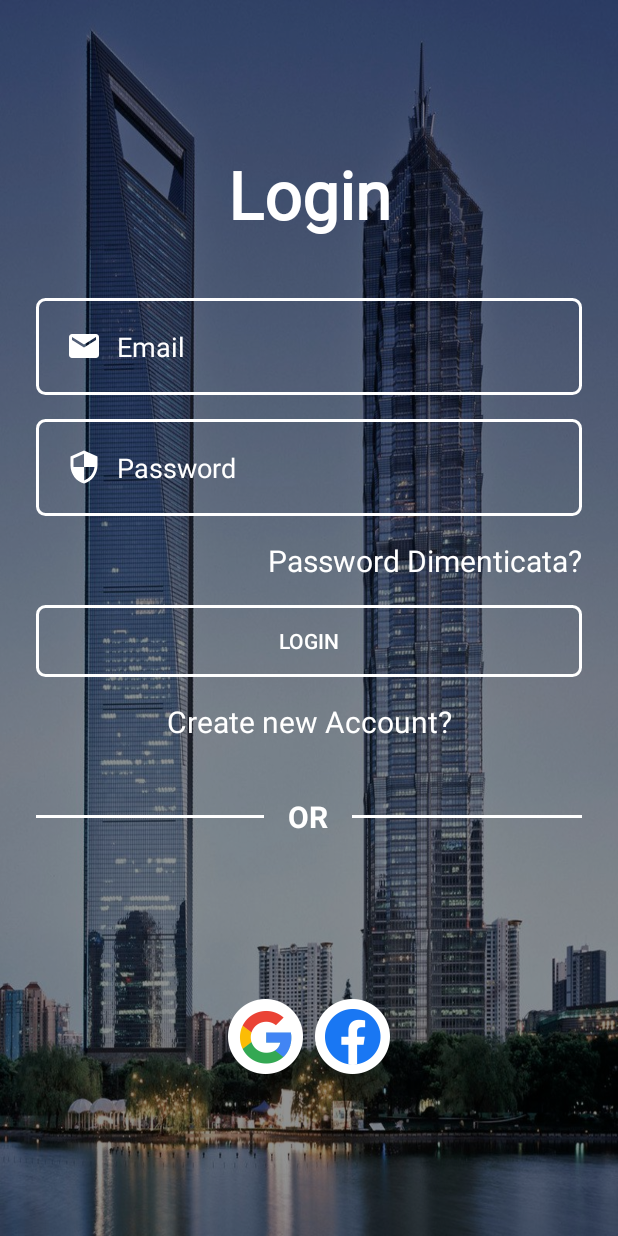
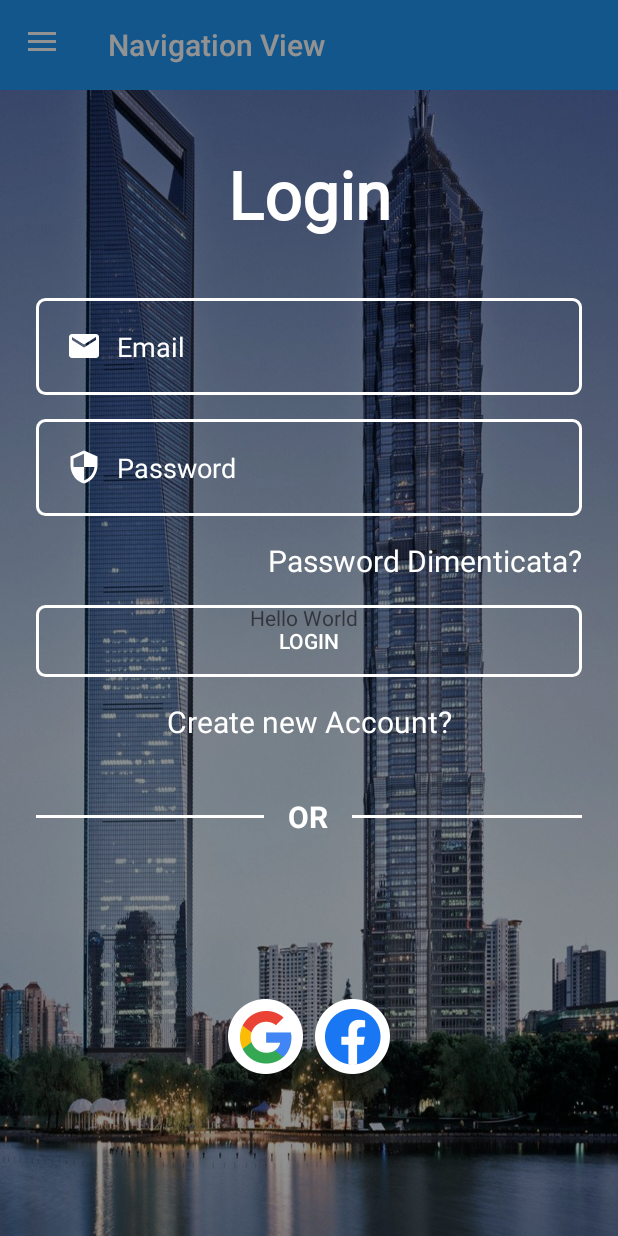
Before and after one commit to liscofran/AnimalApp, an Android app: the screen it shows after launch (MainActivity), on a phone screen of 412 x 824 dp. Run offline under Robolectric (Android 15) with nearby library versions, the phone set to English and light mode, and no system bars; our stand-ins replace Firebase (no records; nobody signed in at launch, a user with empty details on screens opened directly).

Commit message:
prova navbar

```diff
--- a/app/build.gradle
+++ b/app/build.gradle
@@ -34,6 +34,7 @@ dependencies {
     implementation 'androidx.appcompat:appcompat:1.5.1'
     implementation 'com.google.android.material:material:1.7.0'
     implementation 'androidx.constraintlayout:constraintlayout:2.1.4'
+    implementation 'com.google.android.material:material:1.7.0'
     implementation 'com.google.firebase:firebase-auth:21.1.0'
     implementation 'com.google.firebase:firebase-analytics'
     testImplementation 'junit:junit:4.13.2'
--- a/app/src/main/java/it/uniba/dib/sms22239/MainActivity.java
+++ b/app/src/main/java/it/uniba/dib/sms22239/MainActivity.java
@@ -2,11 +2,16 @@ package it.uniba.dib.sms22239;
 
 
 import androidx.annotation.NonNull;
+import androidx.appcompat.app.ActionBarDrawerToggle;
 import androidx.appcompat.app.AppCompatActivity;
+import androidx.appcompat.widget.Toolbar;
+import androidx.core.view.GravityCompat;
+import androidx.drawerlayout.widget.DrawerLayout;
 
 import android.app.ProgressDialog;
 import android.content.Intent;
 import android.os.Bundle;
+import android.view.MenuItem;
 import android.view.View;
 import android.view.WindowManager;
 import android.widget.Button;
@@ -18,11 +23,15 @@ import java.util.*;
 import java.io.*;
 import com.google.android.gms.tasks.OnCompleteListener;
 import com.google.android.gms.tasks.Task;
+import com.google.android.material.navigation.NavigationView;
 import com.google.firebase.auth.AuthResult;
 import com.google.firebase.auth.FirebaseAuth;
 import com.google.firebase.auth.FirebaseUser;
 
 public class MainActivity extends AppCompatActivity {
+ NavigationView navigationView;
+DrawerLayout drawerLayout;
+Toolbar toolbar;
 
     TextView createnewAccount;
 
@@ -77,6 +86,58 @@ public class MainActivity extends AppCompatActivity {
             }
         });
 
+        navigationView=findViewById(R.id.navigation_view);
+        drawerLayout=findViewById(R.id.drawer_layout);
+        toolbar=findViewById(R.id.toolbar);
+
+        ActionBarDrawerToggle toggle=new ActionBarDrawerToggle
+                (MainActivity.this,drawerLayout,toolbar,R.string.open_drawer,R.string.close_drawer);
+        toggle.getDrawerArrowDrawable().setColor(getResources().getColor(R.color.white));
+        drawerLayout.addDrawerListener(toggle);
+        toggle.syncState();
+
+        navigationView.setNavigationItemSelectedListener(new NavigationView.OnNavigationItemSelectedListener() {
+            @Override
+            public boolean onNavigationItemSelected(@NonNull MenuItem item) {
+                switch (item.getItemId())
+                {
+                    case R.id.gallery:
+                        Toast.makeText(MainActivity.this,"Gallery Selected",Toast.LENGTH_SHORT).show();
+                        break;
+                    case R.id.slideshow:
+                        Toast.makeText(MainActivity.this,"Slideshow Selected",Toast.LENGTH_SHORT).show();
+                        break;
+                    case R.id.share:
+                        Toast.makeText(MainActivity.this,"Share Selected",Toast.LENGTH_SHORT).show();
+                        break;
+                    case R.id.rate:
+                        Toast.makeText(MainActivity.this,"Rate Selected",Toast.LENGTH_SHORT).show();
+                        break;
+                    case R.id.privacy:
+                        Toast.makeText(MainActivity.this,"Privacy Selected",Toast.LENGTH_SHORT).show();
+                        break;
+                    case R.id.exit:
+                        Toast.makeText(MainActivity.this,"Exit Selected",Toast.LENGTH_SHORT).show();
+                        break;
+
+                }
+                drawerLayout.closeDrawer(GravityCompat.START);
+                return true;
+            }
+        });
+
+
+    }
+
+    @Override
+    public void onBackPressed()
+    {
+        if (drawerLayout.isDrawerOpen(GravityCompat.START)) {
+            drawerLayout.closeDrawer(GravityCompat.START);
+        } else
+        {
+            super.onBackPressed();
+        }
     }
 
     private void perforLogin()
--- /dev/null
+++ b/app/src/main/res/drawable/ic_baseline_exit_to_app_24.xml
@@ -0,0 +1,5 @@
+<vector android:autoMirrored="true" android:height="24dp"
+    android:tint="#000000" android:viewportHeight="24"
+    android:viewportWidth="24" android:width="24dp" xmlns:android="http://schemas.android.com/apk/res/android">
+    <path android:fillColor="@android:color/white" android:pathData="M10.09,15.59L11.5,17l5,-5 -5,-5 -1.41,1.41L12.67,11H3v2h9.67l-2.58,2.59zM19,3H5c-1.11,0 -2,0.9 -2,2v4h2V5h14v14H5v-4H3v4c0,1.1 0.89,2 2,2h14c1.1,0 2,-0.9 2,-2V5c0,-1.1 -0.9,-2 -2,-2z"/>
+</vector>
--- /dev/null
+++ b/app/src/main/res/drawable/ic_baseline_photo_24.xml
@@ -0,0 +1,5 @@
+<vector android:height="24dp" android:tint="#000000"
+    android:viewportHeight="24" android:viewportWidth="24"
+    android:width="24dp" xmlns:android="http://schemas.android.com/apk/res/android">
+    <path android:fillColor="@android:color/white" android:pathData="M21,19V5c0,-1.1 -0.9,-2 -2,-2H5c-1.1,0 -2,0.9 -2,2v14c0,1.1 0.9,2 2,2h14c1.1,0 2,-0.9 2,-2zM8.5,13.5l2.5,3.01L14.5,12l4.5,6H5l3.5,-4.5z"/>
+</vector>
--- /dev/null
+++ b/app/src/main/res/drawable/ic_baseline_privacy_tip_24.xml
@@ -0,0 +1,5 @@
+<vector android:height="24dp" android:tint="#000000"
+    android:viewportHeight="24" android:viewportWidth="24"
+    android:width="24dp" xmlns:android="http://schemas.android.com/apk/res/android">
+    <path android:fillColor="@android:color/white" android:pathData="M12,1L3,5v6c0,5.55 3.84,10.74 9,12c5.16,-1.26 9,-6.45 9,-12V5L12,1L12,1zM11,7h2v2h-2V7zM11,11h2v6h-2V11z"/>
+</vector>
--- /dev/null
+++ b/app/src/main/res/drawable/ic_baseline_screen_share_24.xml
@@ -0,0 +1,5 @@
+<vector android:autoMirrored="true" android:height="24dp"
+    android:tint="#000000" android:viewportHeight="24"
+    android:viewportWidth="24" android:width="24dp" xmlns:android="http://schemas.android.com/apk/res/android">
+    <path android:fillColor="@android:color/white" android:pathData="M20,18c1.1,0 1.99,-0.9 1.99,-2L22,6c0,-1.11 -0.9,-2 -2,-2L4,4c-1.11,0 -2,0.89 -2,2v10c0,1.1 0.89,2 2,2L0,18v2h24v-2h-4zM13,14.47v-2.19c-2.78,0 -4.61,0.85 -6,2.72 0.56,-2.67 2.11,-5.33 6,-5.87L13,7l4,3.73 -4,3.74z"/>
+</vector>
--- /dev/null
+++ b/app/src/main/res/drawable/ic_baseline_slideshow_24.xml
@@ -0,0 +1,5 @@
+<vector android:height="24dp" android:tint="#000000"
+    android:viewportHeight="24" android:viewportWidth="24"
+    android:width="24dp" xmlns:android="http://schemas.android.com/apk/res/android">
+    <path android:fillColor="@android:color/white" android:pathData="M10,8v8l5,-4 -5,-4zM19,3L5,3c-1.1,0 -2,0.9 -2,2v14c0,1.1 0.9,2 2,2h14c1.1,0 2,-0.9 2,-2L21,5c0,-1.1 -0.9,-2 -2,-2zM19,19L5,19L5,5h14v14z"/>
+</vector>
--- /dev/null
+++ b/app/src/main/res/drawable/ic_baseline_star_rate_24.xml
@@ -0,0 +1,5 @@
+<vector android:height="24dp" android:tint="#000000"
+    android:viewportHeight="24" android:viewportWidth="24"
+    android:width="24dp" xmlns:android="http://schemas.android.com/apk/res/android">
+    <path android:fillColor="@android:color/white" android:pathData="M14.43,10l-2.43,-8l-2.43,8l-7.57,0l6.18,4.41l-2.35,7.59l6.17,-4.69l6.18,4.69l-2.35,-7.59l6.17,-4.41z"/>
+</vector>
--- /dev/null
+++ b/app/src/main/res/drawable/nav_bg.xml
@@ -0,0 +1,6 @@
+<?xml version="1.0" encoding="utf-8"?>
+<selector xmlns:android="http://schemas.android.com/apk/res/android">
+    <item android:color="#8BC34A" android:state_checked="true"></item>
+    <item android:color="#000"></item>
+
+</selector>
--- a/app/src/main/res/layout/activity_main.xml
+++ b/app/src/main/res/layout/activity_main.xml
@@ -7,17 +7,61 @@
     android:background="@drawable/bg"
     tools:context=".MainActivity">
 
-    <View
+    <androidx.appcompat.widget.Toolbar
+        android:id="@+id/toolbar"
+        android:layout_width="match_parent"
+        android:layout_height="60dp"
+        android:background="#2196F3"
+        app:title="Navigation View"
+        app:titleTextColor="#fff"/>
+
+    <androidx.drawerlayout.widget.DrawerLayout
+        android:id="@+id/drawer_layout"
         android:layout_width="match_parent"
         android:layout_height="match_parent"
-        android:background="#6D000000" />
+        android:layout_below="@+id/toolbar">
+
+        <RelativeLayout
+            android:layout_width="match_parent"
+            android:layout_height="match_parent">
+            <TextView
+                android:layout_width="wrap_content"
+                android:layout_height="wrap_content"
+                android:layout_centerInParent="true"/>
+        </RelativeLayout>
+
+        <com.google.android.material.navigation.NavigationView
+            android:id="@+id/navigation_view"
+            android:layout_width="wrap_content"
+            android:layout_height="match_parent"
+            android:layout_gravity="start"
+            android:background="@color/white"
+            app:headerLayout="@layout/header"
+            app:itemIconTint="@drawable/nav_bg"
+            app:itemTextColor="@drawable/nav_bg"
+            app:menu="@menu/item_file" />
+    </androidx.drawerlayout.widget.DrawerLayout>
+
+
+    <View
+        android:id="@+id/view3"
+        android:layout_width="0dp"
+        android:layout_height="0dp"
+        android:background="#6D000000"
+        app:layout_constraintBottom_toBottomOf="parent"
+        app:layout_constraintEnd_toEndOf="parent"
+        app:layout_constraintStart_toStartOf="parent"
+        app:layout_constraintTop_toTopOf="parent" />
 
     <ScrollView
-        android:layout_width="match_parent"
-        android:layout_height="match_parent"
+        android:id="@+id/scrollView2"
+        android:layout_width="0dp"
+        android:layout_height="0dp"
         android:fillViewport="true"
-        tools:layout_editor_absoluteX="39dp"
-        tools:layout_editor_absoluteY="-74dp">
+        app:layout_constraintBottom_toBottomOf="parent"
+        app:layout_constraintEnd_toEndOf="parent"
+        app:layout_constraintStart_toStartOf="parent"
+        app:layout_constraintTop_toTopOf="parent">
 
         <androidx.constraintlayout.widget.ConstraintLayout
             android:layout_width="match_parent"
@@ -178,9 +222,33 @@
                 app:layout_constraintStart_toEndOf="@+id/btnGoogle"
                 app:srcCompat="@drawable/facebook_logo" />
 
+            <RelativeLayout
+                android:layout_width="match_parent"
+                android:layout_height="match_parent"
+                tools:layout_editor_absoluteX="9dp"
+                tools:layout_editor_absoluteY="-17dp">
+
+                <TextView
+                    android:layout_width="wrap_content"
+                    android:layout_height="wrap_content"
+                    android:layout_centerInParent="true"
+                    android:text="Hello World !" />
+            </RelativeLayout>
+
 
         </androidx.constraintlayout.widget.ConstraintLayout>
 
     </ScrollView>
 
+    <androidx.constraintlayout.widget.ConstraintLayout
+        android:id="@+id/constraintLayout"
+        android:layout_width="0dp"
+        android:layout_height="0dp"
+        app:layout_constraintBottom_toBottomOf="parent"
+        app:layout_constraintEnd_toEndOf="parent"
+        app:layout_constraintStart_toStartOf="parent"
+        app:layout_constraintTop_toTopOf="parent">
+
+    </androidx.constraintlayout.widget.ConstraintLayout>
+
 </androidx.constraintlayout.widget.ConstraintLayout>
--- /dev/null
+++ b/app/src/main/res/layout/header.xml
@@ -0,0 +1,14 @@
+<?xml version="1.0" encoding="utf-8"?>
+<androidx.constraintlayout.widget.ConstraintLayout xmlns:android="http://schemas.android.com/apk/res/android"
+    android:layout_width="match_parent"
+    android:layout_height="150dp"
+    android:background="@drawable/img">
+    <TextView
+        android:layout_width="wrap_content"
+        android:layout_height="wrap_content"
+        android:text="Android"
+        android:textColor="#fff"
+        android:layout_alignParentBottom="true"
+        android:layout_margin="20dp"
+        android:textSize="15dp"/>
+</androidx.constraintlayout.widget.ConstraintLayout>
--- /dev/null
+++ b/app/src/main/res/menu/item_file.xml
@@ -0,0 +1,38 @@
+<?xml version="1.0" encoding="utf-8"?>
+<menu xmlns:android="http://schemas.android.com/apk/res/android"
+    xmlns:tools="http://schemas.android.com/tools"
+    tools:showIn="navigation_view">
+
+        <group android:checkableBehavior="single">
+            <item android:id="@+id/gallery"
+                android:icon="@drawable/ic_baseline_photo_24"
+                android:title="Gallery"/>
+            <item
+                android:icon="@drawable/ic_baseline_slideshow_24"
+                android:id="@+id/slideshow"
+                android:title="Slide Show"/>
+
+        </group>
+    <item android:title="Communicate">
+        <menu>
+    <item
+        android:icon="@drawable/ic_baseline_screen_share_24"
+        android:id="@+id/share"
+        android:title="Share"/>
+    <item
+        android:icon="@drawable/ic_baseline_star_rate_24"
+        android:id="@+id/rate"
+        android:title="Rate"/>
+    <item
+        android:icon="@drawable/ic_baseline_privacy_tip_24"
+        android:id="@+id/privacy"
+        android:title="Privacy"/>
+
+    <item
+        android:icon="@drawable/ic_baseline_exit_to_app_24"
+        android:id="@+id/exit"
+        android:title="Exit"/>
+
+        </menu>
+    </item>
+</menu>
--- a/app/src/main/res/values/strings.xml
+++ b/app/src/main/res/values/strings.xml
@@ -1,3 +1,5 @@
 <resources>
     <string name="app_name">AnimalApp</string>
+    <string name ="open_drawer">Open Drawer</string>
+    <string name ="close_drawer">Close Drawer</string>
 </resources>
```
Also changed, not shown: app/src/main/res/drawable/img.jpg (added).
